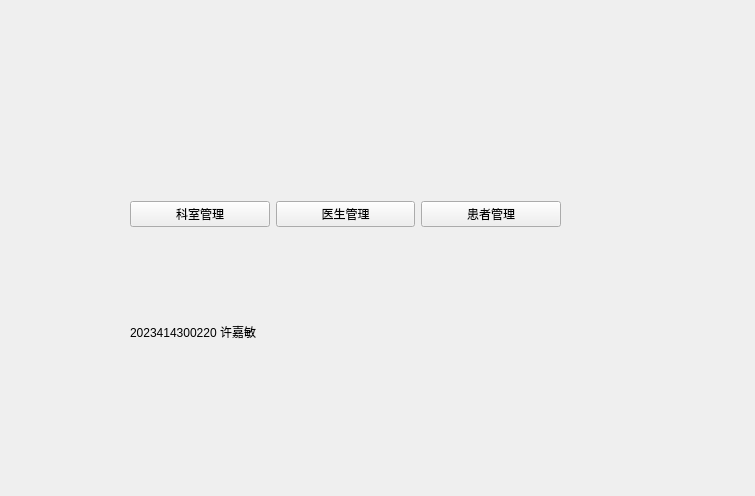
Before: the Qt Designer form welcomeview.ui in jiaminxu-design/qt-medical_system, drawn with Qt 5.
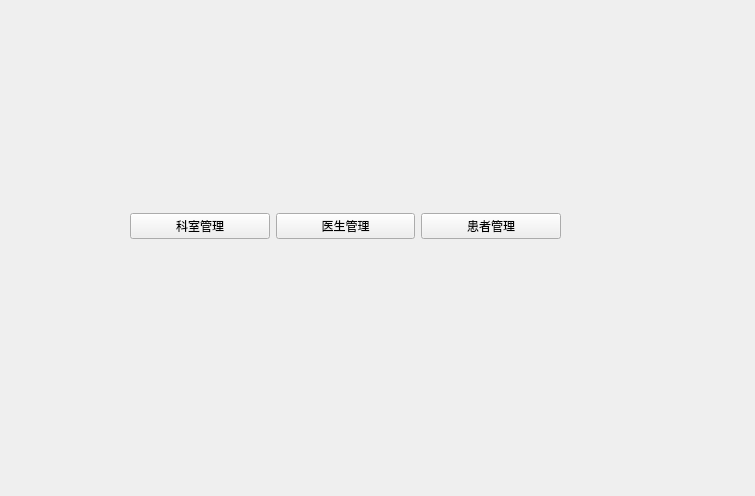
After: the same form once the commit is applied.

Commit message: 更改欢迎界面

Patch:
```diff
--- a/welcomeview.ui
+++ b/welcomeview.ui
@@ -80,13 +80,6 @@
       </property>
      </spacer>
     </item>
-    <item>
-     <widget class="QLabel" name="label">
-      <property name="text">
-       <string>2023414300220 许嘉敏</string>
-      </property>
-     </widget>
-    </item>
    </layout>
   </widget>
  </widget>
```
